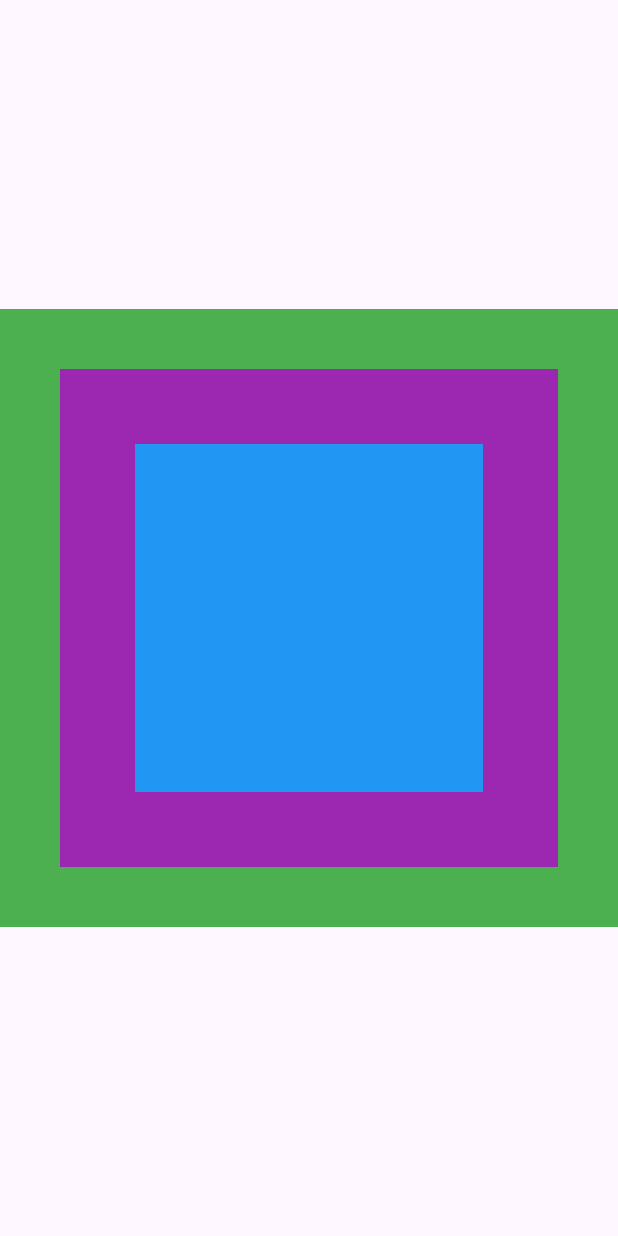
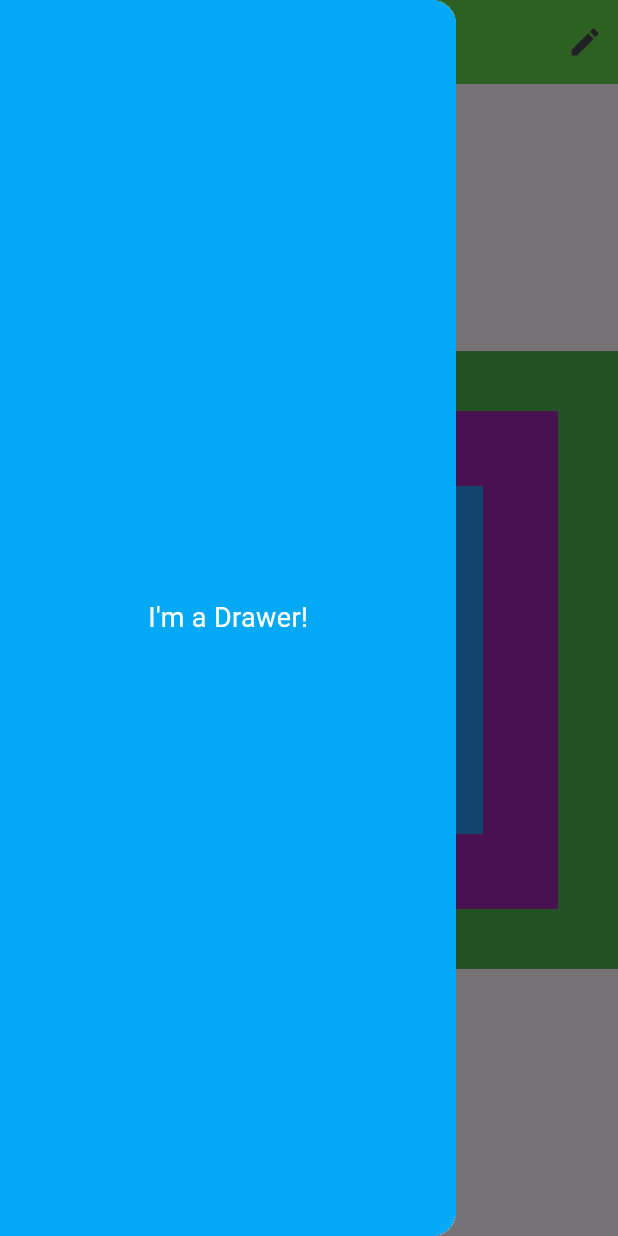
Before and after one commit to arherman92/Belajar-Flutter, a Flutter app: the screen it shows after launch, with the side drawer open (before the commit the screen has no drawer), on a phone screen of 412 x 824 dp. Run offline on Flutter 3.47's test engine with Material 3 defaults, Android fonts, the phone set to English and light mode, and no system bars.

Commit message:
menerapkan code
saya membuat code layout mengunakan  Scaffold AppBar dan Drawer

```diff
--- a/flutter_layout/lib/basic_screen.dart
+++ b/flutter_layout/lib/basic_screen.dart
@@ -6,13 +6,34 @@ class BasicScreen extends StatelessWidget {
 
   @override
   Widget build(BuildContext context) {
-    return const Scaffold(
-      body: Center(
+    return Scaffold(
+      appBar: AppBar(
+        backgroundColor: const Color.fromARGB(255, 99, 209, 77),
+        title: const Text('Welcome to Flutter'),
+        actions: const [
+          Padding(
+            padding: EdgeInsets.all(10.0),
+            child: Icon(Icons.edit),
+          ),
+        ],
+      ),
+      body: const Center(
         child: AspectRatio(
           aspectRatio: 1.0,
           child: ImmutableWidget(),
         ),
       ),
+      drawer: Drawer(
+        child: Container(
+          color: Colors.lightBlue,
+          child: const Center(
+            child: Text(
+              "I'm a Drawer!",
+              style: TextStyle(fontSize: 18, color: Colors.white),
+            ),
+          ),
+        ),
+      ),
     );
   }
 }
```
